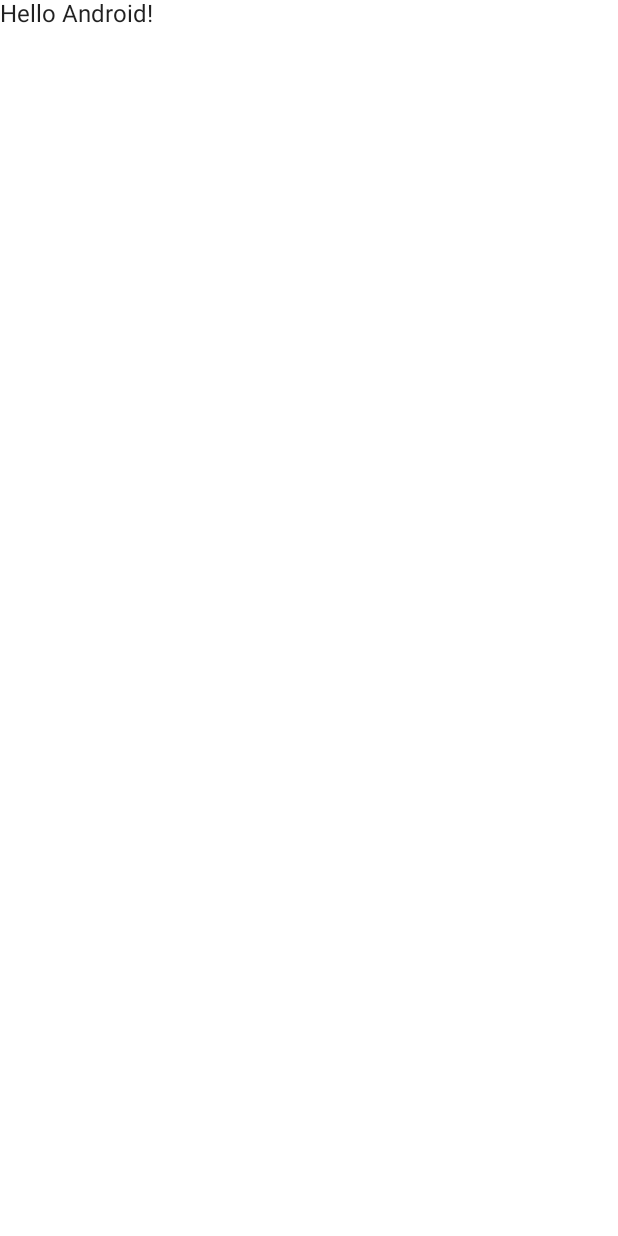
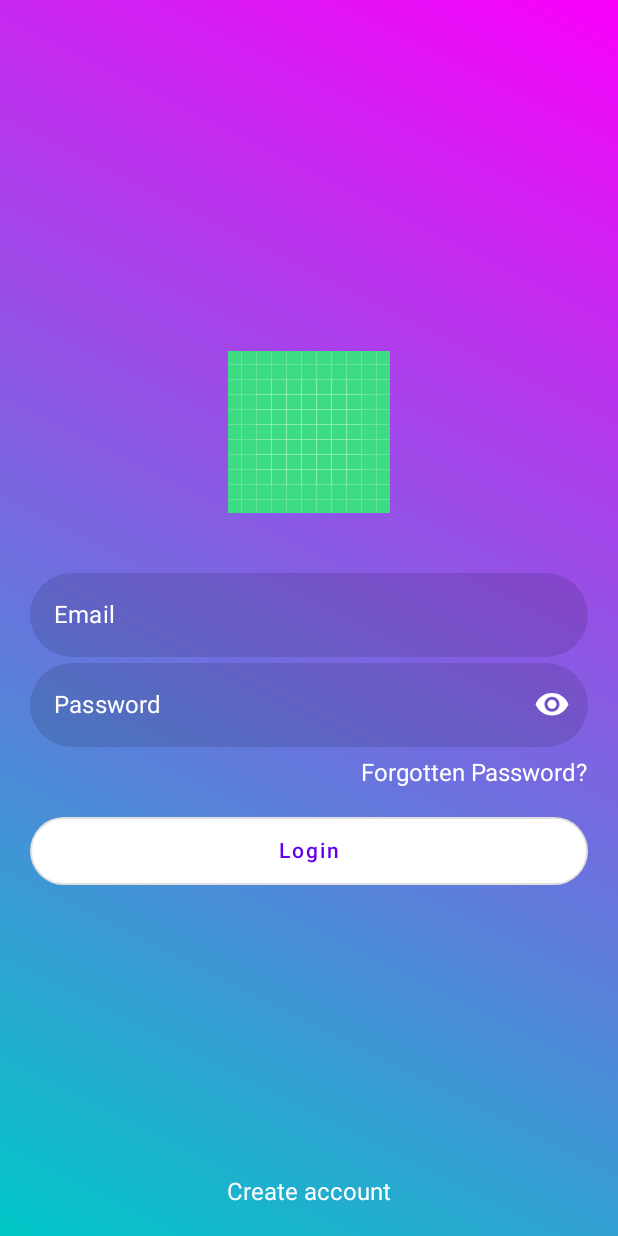
Before and after one commit to cgaxtr/HiRoomV2, an Android app built with Jetpack Compose: the screen it shows after launch (MainActivity), on a phone screen of 412 x 824 dp. Before the commit the screen is almost empty. Run offline under Robolectric (Android 15) with nearby library versions, the phone set to English and light mode, and no system bars; our stand-ins replace livedata-compose.

Commit message:
login screen

```diff
--- a/app/build.gradle
+++ b/app/build.gradle
@@ -60,4 +60,7 @@ dependencies {
     androidTestImplementation "androidx.compose.ui:ui-test-junit4:$compose_ui_version"
     debugImplementation "androidx.compose.ui:ui-tooling:$compose_ui_version"
     debugImplementation "androidx.compose.ui:ui-test-manifest:$compose_ui_version"
+
+    implementation "androidx.compose.runtime:runtime-livedata:1.2.1"
+    implementation "androidx.compose.material:material-icons-extended:$compose_ui_version"
 }
--- a/app/src/main/java/com/cgaxtr/hiroom/MainActivity.kt
+++ b/app/src/main/java/com/cgaxtr/hiroom/MainActivity.kt
@@ -6,11 +6,10 @@ import androidx.activity.compose.setContent
 import androidx.compose.foundation.layout.fillMaxSize
 import androidx.compose.material.MaterialTheme
 import androidx.compose.material.Surface
-import androidx.compose.material.Text
-import androidx.compose.runtime.Composable
 import androidx.compose.ui.Modifier
-import androidx.compose.ui.tooling.preview.Preview
+import com.cgaxtr.hiroom.ui.screens.LoginScreen
 import com.cgaxtr.hiroom.ui.theme.HiRoomTheme
+import com.cgaxtr.hiroom.ui.viewmodel.LoginViewModel
 
 class MainActivity : ComponentActivity() {
     override fun onCreate(savedInstanceState: Bundle?) {
@@ -22,22 +21,9 @@ class MainActivity : ComponentActivity() {
                     modifier = Modifier.fillMaxSize(),
                     color = MaterialTheme.colors.background
                 ) {
-                    Greeting("Android")
+                    LoginScreen(LoginViewModel())
                 }
             }
         }
     }
 }
-
-@Composable
-fun Greeting(name: String) {
-    Text(text = "Hello $name!")
-}
-
-@Preview(showBackground = true)
-@Composable
-fun DefaultPreview() {
-    HiRoomTheme {
-        Greeting("Android")
-    }
-}
--- /dev/null
+++ b/app/src/main/java/com/cgaxtr/hiroom/ui/screens/LoginScreen.kt
@@ -0,0 +1,192 @@
+package com.cgaxtr.hiroom.ui.screens
+
+import android.content.res.Resources.Theme
+import androidx.compose.foundation.Image
+import androidx.compose.foundation.background
+import androidx.compose.foundation.clickable
+import androidx.compose.foundation.layout.*
+import androidx.compose.foundation.shape.RoundedCornerShape
+import androidx.compose.foundation.text.KeyboardOptions
+import androidx.compose.material.*
+import androidx.compose.material.icons.Icons
+import androidx.compose.material.icons.rounded.Visibility
+import androidx.compose.material.icons.rounded.VisibilityOff
+import androidx.compose.runtime.*
+import androidx.compose.runtime.livedata.observeAsState
+import androidx.compose.ui.Alignment
+import androidx.compose.ui.Modifier
+import androidx.compose.ui.geometry.Offset
+import androidx.compose.ui.graphics.Brush
+import androidx.compose.ui.graphics.Color
+import androidx.compose.ui.res.painterResource
+import androidx.compose.ui.res.stringResource
+import androidx.compose.ui.text.input.KeyboardType
+import androidx.compose.ui.text.input.PasswordVisualTransformation
+import androidx.compose.ui.text.input.VisualTransformation
+import androidx.compose.ui.unit.dp
+import com.cgaxtr.hiroom.R
+import com.cgaxtr.hiroom.ui.viewmodel.LoginViewModel
+
+/*
+@Preview(showSystemUi = true)
+@Composable
+fun PreviewLogin() {
+    LoginScreen()
+}
+*/
+
+@Composable
+fun LoginScreen(viewModel: LoginViewModel) {
+
+    Box(
+        modifier = Modifier
+            .fillMaxSize()
+            .background(
+                Brush.linearGradient(
+                    colors = listOf(
+                        Color(0, 200, 200),
+                        Color(250, 0, 250)
+                    ),
+                    start = Offset(0f, Float.POSITIVE_INFINITY),
+                    end = Offset(Float.POSITIVE_INFINITY, 0f)
+                )
+            )
+            .padding(20.dp)
+    ) {
+        Body(Modifier.align(Alignment.Center), viewModel)
+        Footer(Modifier.align(Alignment.BottomCenter))
+
+    }
+}
+
+@Composable
+fun Body(modifier: Modifier, viewModel: LoginViewModel) {
+
+    val email: String by viewModel.email.observeAsState("")
+    val password: String by viewModel.password.observeAsState("")
+
+    Column(modifier = modifier) {
+        ImageLogo(Modifier.align(Alignment.CenterHorizontally))
+        Spacer(modifier = Modifier.height(40.dp))
+        EmailField(email) {
+            viewModel.onTextChanged(it, password)
+        }
+        Spacer(modifier = modifier.height(4.dp))
+        PasswordField(password) {
+            viewModel.onTextChanged(email, it)
+        }
+        Spacer(modifier = modifier.height(8.dp))
+        ForgottenPassword(Modifier.align(Alignment.End))
+        Spacer(modifier = modifier.height(20.dp))
+        LoginButton {
+            viewModel.doLogin()
+        }
+    }
+}
+
+@Composable
+fun ImageLogo(modifier: Modifier) {
+    Image(
+        modifier = modifier,
+        //todo change logo
+        painter = painterResource(id = R.drawable.ic_launcher_background),
+        contentDescription = stringResource(id = R.string.login_description_logo)
+    )
+}
+
+@Composable
+fun EmailField(email: String, onTextChanged: (String) -> Unit) {
+    TextField(
+        value = email,
+        onValueChange = { onTextChanged(it) },
+        modifier = Modifier.fillMaxWidth(),
+        shape = RoundedCornerShape(50),
+        singleLine = true,
+        maxLines = 1,
+        placeholder = {
+            Text(
+                text = stringResource(id = R.string.login_email),
+                color = Color.White
+            )
+        },
+        keyboardOptions = KeyboardOptions(keyboardType = KeyboardType.Email),
+        colors = TextFieldDefaults.textFieldColors(
+            textColor = Color.White,
+            focusedIndicatorColor = Color.Transparent,
+            unfocusedIndicatorColor = Color.Transparent
+
+        ),
+    )
+}
+
+@Composable
+fun PasswordField(password: String, onTextChanged: (String) -> Unit) {
+    var isVisible by remember { mutableStateOf(false) }
+
+    TextField(
+        value = password,
+        onValueChange = { onTextChanged(it) },
+        modifier = Modifier.fillMaxWidth(),
+        shape = RoundedCornerShape(50),
+        singleLine = true,
+        maxLines = 1,
+        placeholder = {
+            Text(
+                text = stringResource(id = R.string.login_password),
+                color = Color.White
+            )
+        },
+        keyboardOptions = KeyboardOptions(keyboardType = KeyboardType.Password),
+        colors = TextFieldDefaults.textFieldColors(
+            textColor = Color.White,
+            focusedIndicatorColor = Color.Transparent,
+            unfocusedIndicatorColor = Color.Transparent
+
+        ),
+        trailingIcon = {
+            val image = if (isVisible) {
+                Icons.Rounded.VisibilityOff
+            } else {
+                Icons.Rounded.Visibility
+            }
+            IconButton(onClick = { isVisible = !isVisible }) {
+                Icon(image, stringResource(id = R.string.login_hide_show), tint = Color.White)
+            }
+        },
+        visualTransformation = if (isVisible) {
+            VisualTransformation.None
+        } else {
+            PasswordVisualTransformation()
+        }
+
+    )
+}
+
+@Composable
+fun ForgottenPassword(modifier: Modifier) {
+    Text(text = stringResource(id = R.string.login_forgotten_password),
+        color = Color.White,
+        modifier = modifier.clickable { }
+    )
+}
+
+@Composable
+fun LoginButton(onClick: () -> Unit) {
+    OutlinedButton(
+        modifier = Modifier
+            .fillMaxWidth()
+            .height(45.dp),
+        shape = RoundedCornerShape(50),
+        onClick = { onClick() }) {
+        Text(text = stringResource(id = R.string.login_button))
+    }
+}
+
+@Composable
+fun Footer(modifier: Modifier) {
+    Text(
+        color = Color.White,
+        text = stringResource(id = R.string.login_sing_up),
+        modifier = modifier.clickable {},
+    )
+}
--- /dev/null
+++ b/app/src/main/java/com/cgaxtr/hiroom/ui/viewmodel/LoginViewModel.kt
@@ -0,0 +1,25 @@
+package com.cgaxtr.hiroom.ui.viewmodel
+
+import androidx.lifecycle.LiveData
+import androidx.lifecycle.MutableLiveData
+import androidx.lifecycle.ViewModel
+
+class LoginViewModel:ViewModel() {
+
+    private val _email = MutableLiveData<String>()
+    val email : LiveData<String> = _email
+
+    private val _password = MutableLiveData<String>()
+    val password : LiveData<String> = _password
+
+
+    fun onTextChanged(email: String, password: String){
+        _email.value = email
+        _password.value = password
+    }
+
+    fun doLogin(){
+
+    }
+
+}
--- a/app/src/main/res/values/strings.xml
+++ b/app/src/main/res/values/strings.xml
@@ -1,3 +1,13 @@
 <resources>
     <string name="app_name">HiRoom</string>
+
+    <!-- Login -->
+    <string name="login_email">Email</string>
+    <string name="login_password">Password</string>
+    <string name="login_description_logo">Logo app</string>
+    <string name="login_forgotten_password">Forgotten Password?</string>
+    <string name="login_button">Login</string>
+    <string name="login_hide_show">Hide or show password </string>
+    <string name="login_sing_up">Create account</string>
+
 </resources>
```
